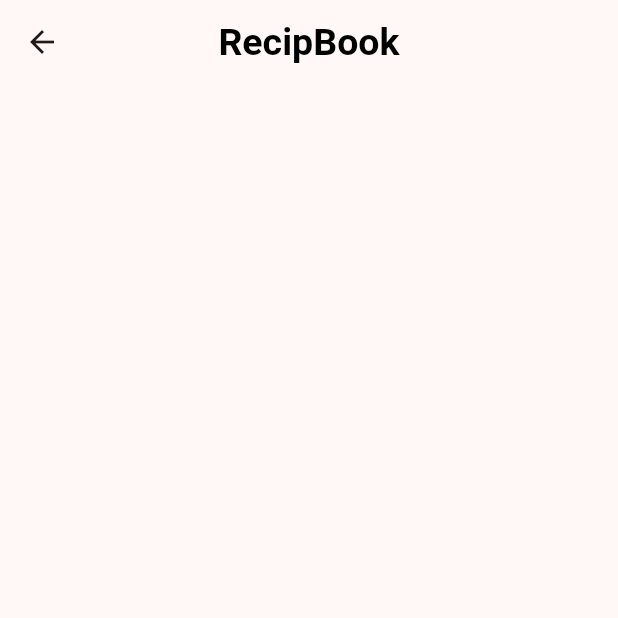
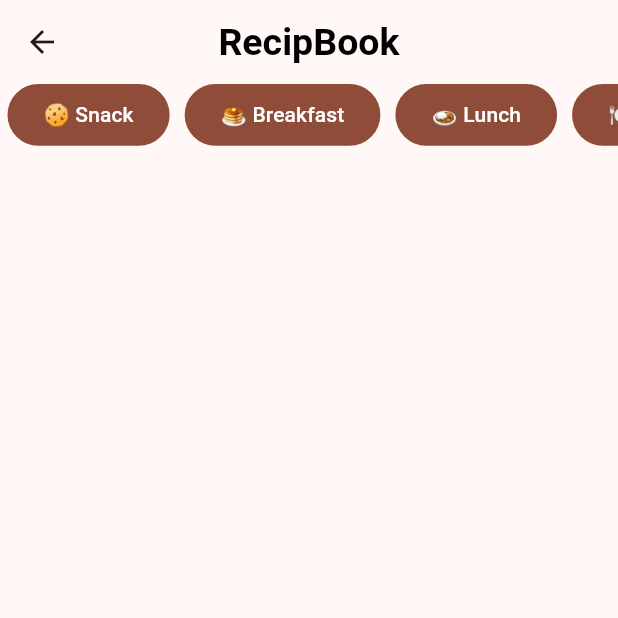
Before and after one commit to HasanChinthaka/RecipBook, a Flutter app: the HomePage screen opened by its route, on a phone screen of 412 x 824 dp, the top half of it. Run offline on Flutter 3.47's test engine with Material 3 defaults, Android fonts, the phone set to English and light mode, and no system bars; our stand-ins replace dio; missing offline and left inert: status_alert; accounts and stored records are empty.

Commit message:
Design Recipe Type Button

```diff
--- a/lib/pages/home_page.dart
+++ b/lib/pages/home_page.dart
@@ -15,11 +15,56 @@ class _HomePageState extends State<HomePage> {
         title: const Text("RecipBook"),
         centerTitle: true,
       ),
-      body: _buildUI(),
+      body: SafeArea(child: _buildUI()),
     );
   }
 
   Widget _buildUI() {
-    return Container();
+    return Container(
+      child: Column(
+        children: [
+          _recipTypeButtons(),
+        ],
+      ),
+    );
+  }
+
+  Widget _recipTypeButtons() {
+    return SizedBox(
+      height: MediaQuery.sizeOf(context).height * 0.05,
+      child: ListView(
+        scrollDirection: Axis.horizontal,
+        children: [
+          Padding(
+            padding: const EdgeInsets.symmetric(horizontal: 5.0),
+            child: FilledButton(
+              onPressed: () {},
+              child: const Text("🍪 Snack"),
+            ),
+          ),
+          Padding(
+            padding: const EdgeInsets.symmetric(horizontal: 5.0),
+            child: FilledButton(
+              onPressed: () {},
+              child: const Text("🥞 Breakfast"),
+            ),
+          ),
+          Padding(
+            padding: const EdgeInsets.symmetric(horizontal: 5.0),
+            child: FilledButton(
+              onPressed: () {},
+              child: const Text("🍛 Lunch"),
+            ),
+          ),
+          Padding(
+            padding: const EdgeInsets.symmetric(horizontal: 5.0),
+            child: FilledButton(
+              onPressed: () {},
+              child: const Text("🍽️ Dinner"),
+            ),
+          ),
+        ],
+      ),
+    );
   }
 }
```
